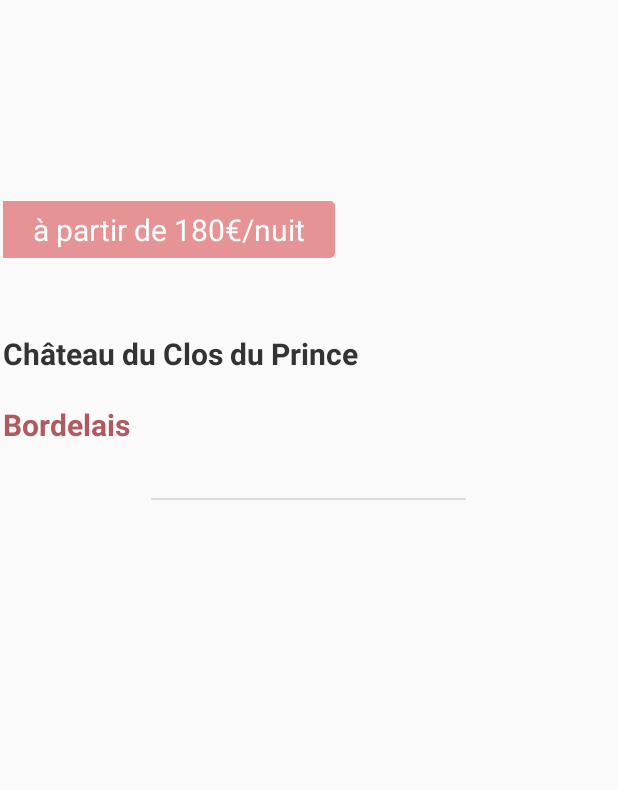
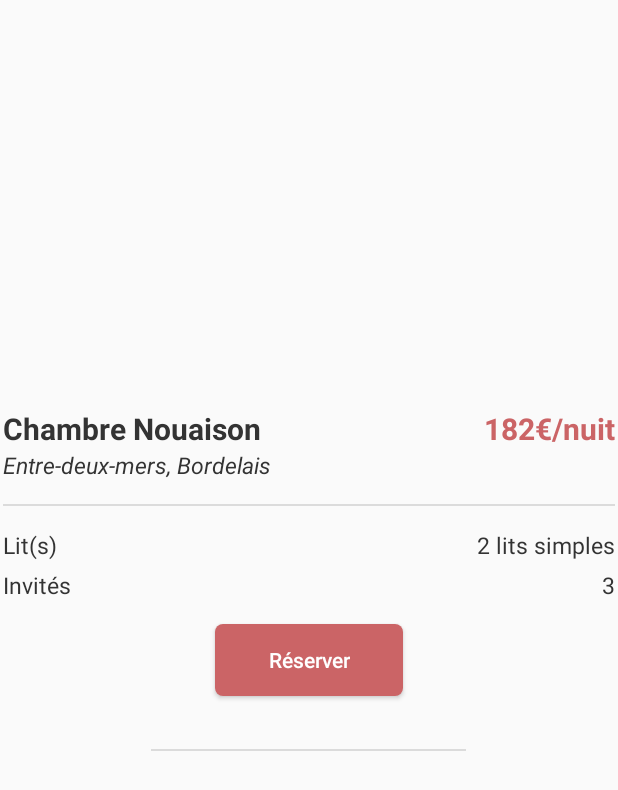
Before and after one commit to acarval/winefing-app-android, an Android app: the layout card_location.xml on its own in the app's theme, with its tools: preview values and no code run, on a phone screen of 412 x 824 dp. Shown: the top 790 px of the screen. Run offline under Robolectric (Android 15) with nearby library versions, the phone set to English and light mode, and no system bars.

Commit message:
#24:Listing des locations:Création de la structure des Locations:(v.morreel)

```diff
--- a/app/src/main/java/fr/dawin/winefing/winefing/adapters/PropertyAdapter.java
+++ b/app/src/main/java/fr/dawin/winefing/winefing/adapters/PropertyAdapter.java
@@ -23,7 +23,6 @@ public class PropertyAdapter extends ArrayAdapter<Property> {
 
     private static final int NO_WIDTH = 0;
 
-    //tweets est la liste des models à afficher
     public PropertyAdapter(Context context, List<Property> properties) {
         super(context, 0, properties);
     }
@@ -52,7 +51,6 @@ public class PropertyAdapter extends ArrayAdapter<Property> {
             convertView.setTag(viewHolder);
         }
 
-        //getItem(position) va récupérer l'item [position] de la List<Tweet> tweets
         Property property = getItem(position);
 
         //il ne reste plus qu'à remplir notre vue
--- a/app/src/main/java/fr/dawin/winefing/winefing/fragments/LocationsFromPropertyFragment.java
+++ b/app/src/main/java/fr/dawin/winefing/winefing/fragments/LocationsFromPropertyFragment.java
@@ -34,10 +34,7 @@ public class LocationsFromPropertyFragment extends Fragment {
         final ViewPager mViewPager = (ViewPager) myView.findViewById(R.id.property_slideshow);
         final AndroidImageAdapter adapterView = new AndroidImageAdapter(this.getActivity());
 
-
-
         mViewPager.setAdapter(adapterView);
-
 
         final Handler handler = new Handler();
         Runnable runnable = new Runnable() {
--- a/app/src/main/res/layout/card_location.xml
+++ b/app/src/main/res/layout/card_location.xml
@@ -8,104 +8,24 @@
     android:layout_marginRight="2dp">
 
     <ImageView
-        android:id="@+id/main_image"
+        android:id="@+id/main_image_location"
         android:layout_width="match_parent"
-        android:layout_height="200dp"
+        android:layout_height="250dp"
         android:layout_marginBottom="20dp"/>
 
-    <TextView
-        android:id="@+id/price_label"
+    <Button
+        android:text="Réserver"
+        android:background="@drawable/button_red"
+        android:textAllCaps="false"
+        android:textColor="@color/white"
+        android:paddingLeft="35dp"
+        android:paddingRight="35dp"
         android:layout_width="wrap_content"
         android:layout_height="wrap_content"
-        android:layout_alignLeft="@id/main_image"
-        android:layout_alignBottom="@id/main_image"
-        android:paddingTop="5dp"
-        android:paddingBottom="5dp"
-        android:paddingLeft="20dp"
-        android:paddingRight="20dp"
-        android:layout_marginBottom="30dp"
-        android:gravity="bottom|left"
-        android:textSize="20dp"
-        android:text="à partir de 180€/nuit"
-        android:background="@drawable/label_price"
-        android:textColor="@color/white" />
-
-    <TextView
-        android:id="@+id/domain_name"
-        android:layout_width="match_parent"
-        android:layout_height="wrap_content"
-        android:textColor="@color/Oil"
-        android:textStyle="bold"
-        android:textSize="20dp"
-        android:text="Château du Clos du Prince"
-        android:layout_below="@+id/main_image"
-        android:layout_centerHorizontal="true" />
-
-    <LinearLayout
-        android:id="@+id/infos_container"
-        android:orientation="horizontal"
-        android:layout_width="match_parent"
-        android:layout_height="wrap_content"
-        android:layout_below="@id/domain_name"
-        android:layout_marginTop="20dp">
-
-        <TextView
-            android:id="@+id/region_name"
-            android:layout_width="wrap_content"
-            android:layout_height="wrap_content"
-            android:textColor="@color/colorPrimaryDark"
-            android:textStyle="bold"
-            android:text="Bordelais"
-            android:textSize="20dp"
-            android:layout_weight="1" />
-
-        <LinearLayout
-            android:orientation="horizontal"
-            android:layout_width="wrap_content"
-            android:layout_height="match_parent"
-            android:layout_weight="1"
-            android:gravity="right"
-            android:layout_gravity="right">
-
-            <ImageView
-                android:id="@+id/wine_pic_1"
-                android:layout_width="wrap_content"
-                android:layout_height="20dp"
-                android:layout_marginLeft="5dp"
-                />
-
-            <ImageView
-                android:id="@+id/wine_pic_2"
-                android:layout_width="wrap_content"
-                android:layout_height="20dp"
-                android:layout_marginLeft="5dp"
-                />
-
-            <ImageView
-                android:id="@+id/wine_pic_3"
-                android:layout_width="wrap_content"
-                android:layout_height="20dp"
-                android:layout_marginLeft="5dp"
-                />
-
-            <ImageView
-                android:id="@+id/wine_pic_4"
-                android:layout_width="wrap_content"
-                android:layout_height="20dp"
-                android:layout_marginLeft="5dp"
-                />
-
-            <ImageView
-                android:id="@+id/wine_pic_5"
-                android:layout_width="wrap_content"
-                android:layout_height="20dp"
-                android:layout_marginLeft="5dp"
-                />
-
-
-        </LinearLayout>
-
-    </LinearLayout>
+        android:layout_below="@+id/carac_content"
+        android:layout_centerHorizontal="true"
+        android:layout_marginTop="15dp"
+        android:id="@+id/button_booking" />
 
     <View
         android:layout_width="210dp"
@@ -113,8 +33,140 @@
         android:background="@color/grey"
         android:layout_marginTop="35dp"
         android:layout_marginBottom="35dp"
-        android:layout_below="@id/infos_container"
+        android:layout_below="@id/button_booking"
         android:layout_centerHorizontal="true"/>
+
+    <LinearLayout
+        android:id="@+id/carac_content"
+        android:orientation="vertical"
+        android:layout_width="match_parent"
+        android:layout_height="wrap_content"
+        android:layout_below="@+id/carac_location_content"
+        android:layout_alignParentStart="true">
+
+        <LinearLayout
+            android:orientation="horizontal"
+            android:layout_width="match_parent"
+            android:layout_height="match_parent"
+            android:layout_weight="0.3">
+
+            <TextView
+                android:layout_width="match_parent"
+                android:layout_height="wrap_content"
+                android:textColor="@color/Oil"
+                android:textSize="15dp"
+                android:gravity="left"
+                android:text="Lit(s)"
+                android:layout_weight="1"/>
+
+            <TextView
+                android:id="@+id/loacation_carac"
+                android:layout_width="match_parent"
+                android:layout_height="wrap_content"
+                android:textColor="@color/Oil"
+                android:textSize="15dp"
+                android:gravity="right"
+                android:text="2 lits simples"
+                android:layout_weight="1"/>
+
+
+        </LinearLayout>
+
+        <LinearLayout
+            android:orientation="horizontal"
+            android:layout_width="match_parent"
+            android:layout_height="match_parent"
+            android:layout_weight="0.3"
+            android:layout_marginTop="5dp">
+
+            <TextView
+                android:layout_width="match_parent"
+                android:layout_height="wrap_content"
+                android:textColor="@color/Oil"
+                android:textSize="15dp"
+                android:gravity="left"
+                android:text="Invités"
+                android:layout_weight="1"/>
+
+            <TextView
+                android:id="@+id/nb_people_location"
+                android:layout_width="match_parent"
+                android:layout_height="wrap_content"
+                android:textColor="@color/Oil"
+                android:textSize="15dp"
+                android:gravity="right"
+                android:text="3"
+                android:layout_weight="1"/>
+
+        </LinearLayout>
+
+    </LinearLayout>
+
+    <LinearLayout
+        android:id="@+id/carac_location_content"
+        android:orientation="vertical"
+        android:layout_width="match_parent"
+        android:layout_height="wrap_content"
+        android:layout_below="@+id/main_image_location"
+        android:layout_alignParentStart="true">
+
+        <LinearLayout
+            android:orientation="horizontal"
+            android:layout_width="match_parent"
+            android:layout_height="match_parent">
+
+            <LinearLayout
+                android:orientation="vertical"
+                android:layout_width="wrap_content"
+                android:layout_height="wrap_content">
+
+                <TextView
+                    android:id="@+id/location_name"
+                    android:layout_width="match_parent"
+                    android:layout_height="wrap_content"
+                    android:textColor="@color/Oil"
+                    android:textStyle="bold"
+                    android:textSize="20dp"
+                    android:text="Chambre Nouaison"
+                    android:layout_centerHorizontal="true" />
+
+                <TextView
+                    android:id="@+id/location_region_name"
+                    android:layout_width="match_parent"
+                    android:layout_height="wrap_content"
+                    android:textColor="@color/Oil"
+                    android:textStyle="italic"
+                    android:textSize="15dp"
+                    android:text="Entre-deux-mers, Bordelais"
+                    android:layout_below="@+id/room_name"
+                    android:layout_centerHorizontal="true" />
+
+            </LinearLayout>
+
+            <TextView
+                android:id="@+id/location_price"
+                android:layout_width="match_parent"
+                android:layout_height="wrap_content"
+                android:textColor="@color/colorPrimary"
+                android:textStyle="bold"
+                android:textSize="20dp"
+                android:text="182€/nuit"
+                android:layout_below="@+id/room_name"
+                android:layout_centerHorizontal="true"
+                android:gravity="right"/>
+
+        </LinearLayout>
+
+        <View
+            android:layout_width="match_parent"
+            android:layout_height="1dip"
+            android:layout_gravity="center"
+            android:background="@color/grey"
+            android:layout_marginTop="15dp"
+            android:layout_marginBottom="15dp"
+            android:layout_centerHorizontal="true"/>
+
+    </LinearLayout>
 
 
 </RelativeLayout>
```
Also changed, not shown: app/src/main/java/fr/dawin/winefing/winefing/adapters/LocationFromPropertyAdapter.java (added, +71 -0 lines), app/src/main/java/fr/dawin/winefing/winefing/classes/Location.java (added, +126 -0 lines), app/src/main/res/drawable/ic_glassgrey.xml (added, +12 -0 lines), app/src/main/res/layout/fragment_locations_from_property.xml (+9 -2 lines).
